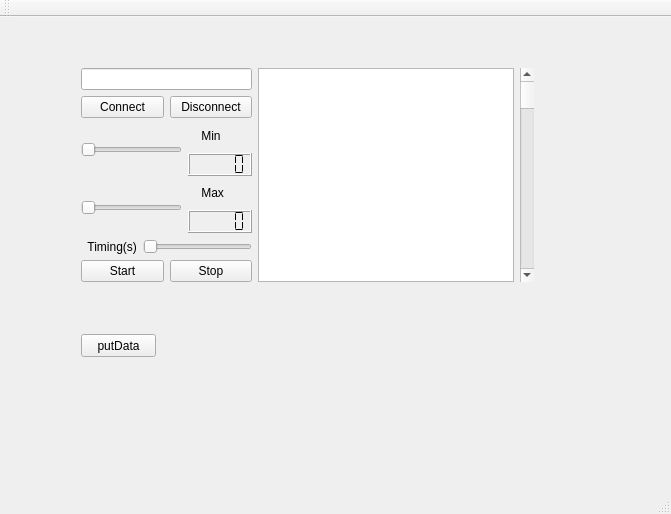
Above: QtTcpClientProducer/mainwindow.ui from douglassc1999/Qtsupervisory before the change. Below: the same form after it.
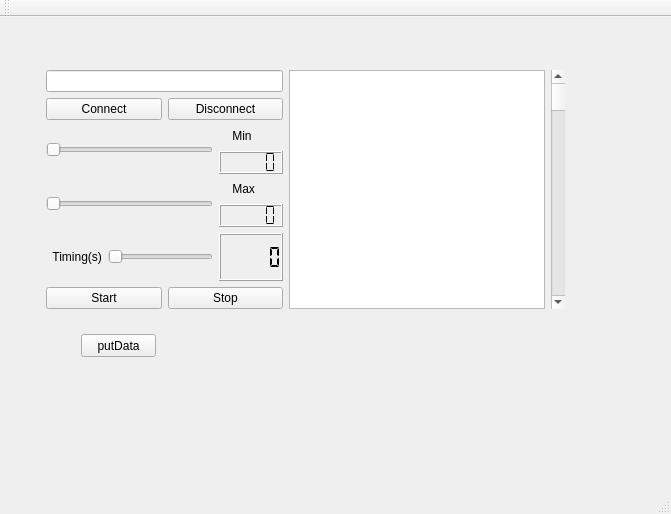
That is the form after the change.

Diff of the .ui file:
```diff
--- a/QtTcpClientProducer/mainwindow.ui
+++ b/QtTcpClientProducer/mainwindow.ui
@@ -30,13 +30,13 @@
    <widget class="QWidget" name="">
     <property name="geometry">
      <rect>
-      <x>70</x>
-      <y>40</y>
-      <width>475</width>
-      <height>236</height>
+      <x>35</x>
+      <y>42</y>
+      <width>541</width>
+      <height>261</height>
      </rect>
     </property>
-    <layout class="QHBoxLayout" name="horizontalLayout_7">
+    <layout class="QHBoxLayout" name="horizontalLayout_8">
      <item>
       <layout class="QVBoxLayout" name="verticalLayout_4">
        <item>
@@ -123,6 +123,8 @@
         </layout>
        </item>
        <item>
+        <layout class="QHBoxLayout" name="horizontalLayout_7">
+         <item>
         <layout class="QHBoxLayout" name="horizontalLayout_4">
          <item>
           <widget class="QLabel" name="label">
@@ -141,6 +143,15 @@
         </layout>
        </item>
        <item>
+          <widget class="QLCDNumber" name="lcdNumber">
+           <property name="segmentStyle">
+            <enum>QLCDNumber::Flat</enum>
+           </property>
+          </widget>
+         </item>
+        </layout>
+       </item>
+       <item>
         <layout class="QHBoxLayout" name="horizontalLayout_5">
          <item>
           <widget class="QPushButton" name="pushButtonStart">
```
Left out of the diff: 24 changed lines with no effect on the pictures. Lines whose indentation alone changed are shown as unchanged.
